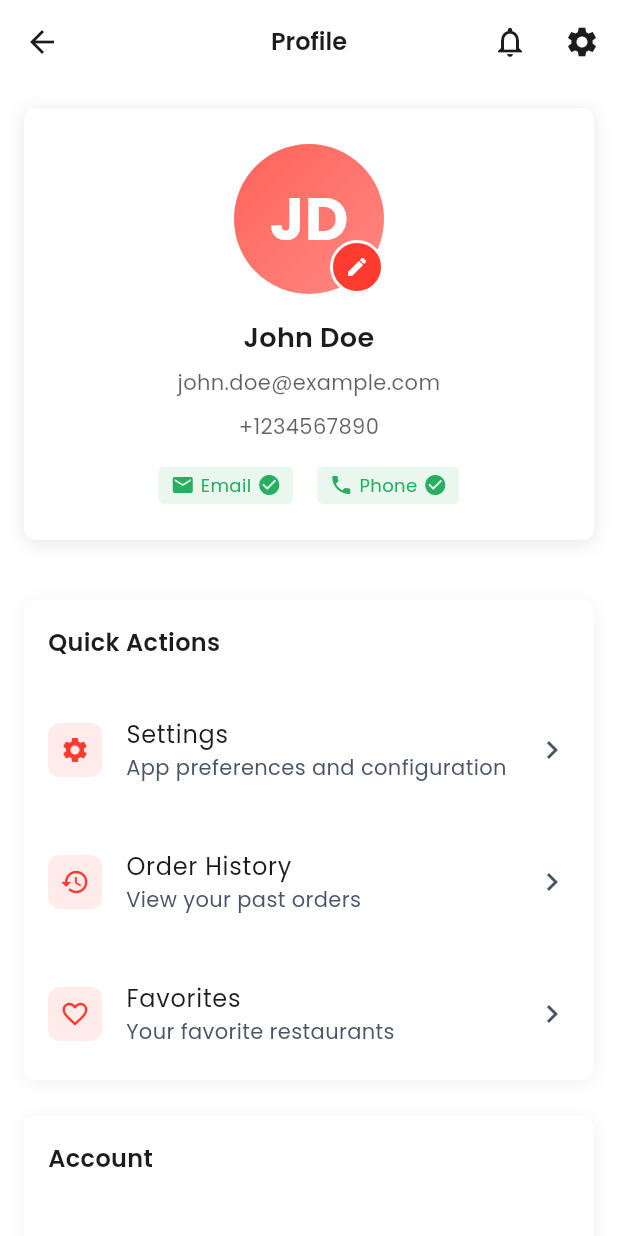
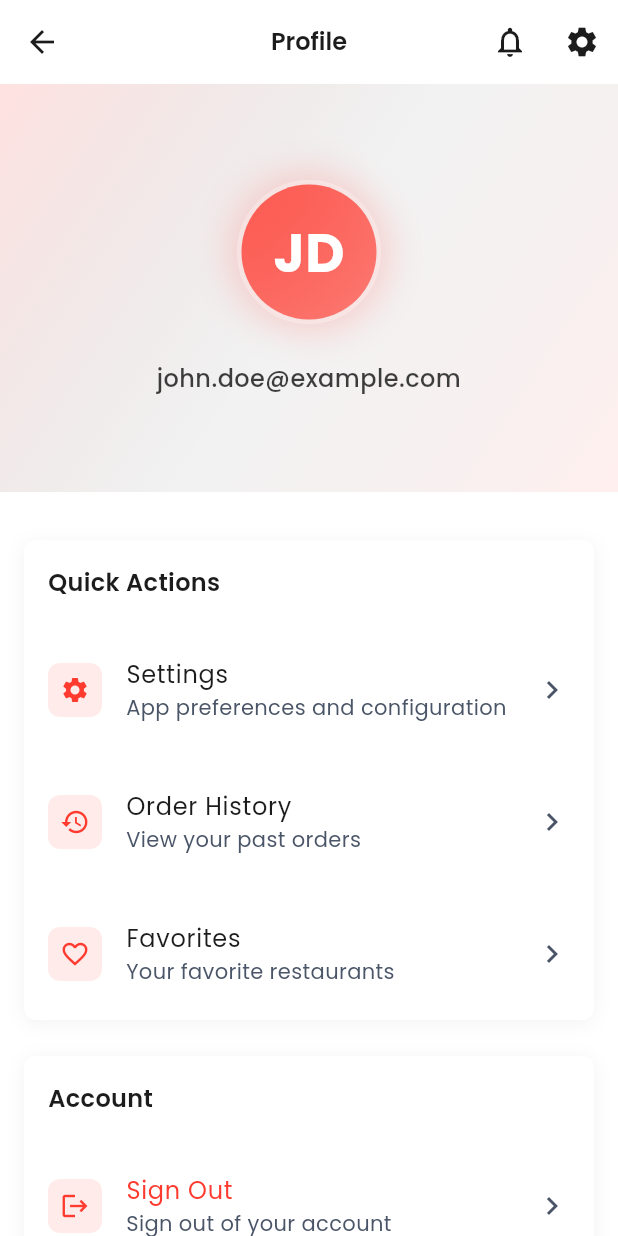
Before and after one commit to TArslan7/TAEatzMobile, a Flutter app: the ProfilePage screen opened directly, on a phone screen of 412 x 824 dp. Run offline on Flutter 3.47's test engine with Material 3 defaults, Android fonts, the phone set to English and light mode, and no system bars; our stand-ins replace cached_network_image, connectivity_plus, dartz, dio, equatable, firebase_core and 9 more; missing offline and left inert: flutter_stripe; accounts and stored records are empty; generated files the repository leaves out were written again; network calls fail.

Commit message:
feat: create minimal profile header with gradient background
- Added soft brand-colored gradient background (red and black)
- Simplified header to show only circular avatar and email
- Added subtle glow effect behind avatar
- Removed extra info for minimal, clean layout
- Updated spacing for better visual hierarchy

```diff
--- a/lib/features/profile/presentation/pages/profile_page.dart
+++ b/lib/features/profile/presentation/pages/profile_page.dart
@@ -119,12 +119,13 @@ class _ProfilePageState extends State<ProfilePage> {
               onRefresh: () async {
                 context.read<ProfileBloc>().add(const RefreshProfile());
               },
+              color: themeManager.primaryRed,
               child: SingleChildScrollView(
                 physics: const AlwaysScrollableScrollPhysics(),
                 child: Column(
                   children: [
                     ProfileHeader(user: state.user),
-                    const SizedBox(height: AppTheme.spacingL),
+                    const SizedBox(height: AppTheme.spacingXL),
 
                     // Quick Actions
                     ProfileSection(
--- a/lib/features/profile/presentation/widgets/profile_header.dart
+++ b/lib/features/profile/presentation/widgets/profile_header.dart
@@ -18,104 +18,79 @@ class ProfileHeader extends StatelessWidget {
     return Consumer<ThemeManager>(
       builder: (context, themeManager, child) {
         return Container(
-          margin: const EdgeInsets.all(AppTheme.spacingM),
-          padding: const EdgeInsets.all(AppTheme.spacingL),
+          width: double.infinity,
+          padding: const EdgeInsets.symmetric(
+            vertical: AppTheme.spacingXL * 2,
+            horizontal: AppTheme.spacingL,
+          ),
           decoration: BoxDecoration(
-            color: themeManager.cardColor,
-            borderRadius: BorderRadius.circular(AppTheme.radiusM),
-            boxShadow: [
-              BoxShadow(
-                color: themeManager.shadowColor,
-                blurRadius: 10,
-                offset: const Offset(0, 2),
-              ),
-            ],
+            gradient: LinearGradient(
+              begin: Alignment.topLeft,
+              end: Alignment.bottomRight,
+              colors: [
+                themeManager.primaryRed.withOpacity(0.15),
+                Colors.black.withOpacity(0.05),
+                themeManager.primaryRed.withOpacity(0.08),
+              ],
+              stops: const [0.0, 0.5, 1.0],
+            ),
           ),
           child: Column(
+            mainAxisAlignment: MainAxisAlignment.center,
             children: [
+              // Circular Avatar
               Stack(
+                alignment: Alignment.center,
                 children: [
+                  // Subtle glow effect behind avatar
+                  Container(
+                    width: 96,
+                    height: 96,
+                    decoration: BoxDecoration(
+                      shape: BoxShape.circle,
+                      boxShadow: [
+                        BoxShadow(
+                          color: themeManager.primaryRed.withOpacity(0.2),
+                          blurRadius: 20,
+                          spreadRadius: 5,
+                        ),
+                      ],
+                    ),
+                  ),
+                  // Avatar
                   GestureDetector(
                     onTap: () {
                       _showAvatarSelector(context, themeManager);
                     },
-                    child: AvatarWidget(
-                      avatarId: user.avatarId,
-                      size: 100,
-                      initials: user.initials,
-                    ),
-                  ),
-                  Positioned(
-                    bottom: 0,
-                    right: 0,
-                    child: GestureDetector(
-                      onTap: () {
-                        _showAvatarSelector(context, themeManager);
-                      },
-                      child: Container(
-                        padding: const EdgeInsets.all(8),
-                        decoration: BoxDecoration(
-                          color: themeManager.primaryRed,
-                          shape: BoxShape.circle,
-                          border: Border.all(
-                            color: themeManager.cardColor,
-                            width: 2,
-                          ),
+                    child: Container(
+                      decoration: BoxDecoration(
+                        shape: BoxShape.circle,
+                        border: Border.all(
+                          color: Colors.white.withOpacity(0.3),
+                          width: 3,
                         ),
-                        child: const Icon(
-                          Icons.edit,
-                          color: Colors.white,
-                          size: 16,
-                        ),
+                      ),
+                      child: AvatarWidget(
+                        avatarId: user.avatarId,
+                        size: 90,
+                        initials: user.initials,
                       ),
                     ),
                   ),
                 ],
               ),
-              const SizedBox(height: AppTheme.spacingM),
+
+              const SizedBox(height: AppTheme.spacingL),
+
+              // User Email
               Text(
-                user.fullName,
-                style: AppTheme.heading5.copyWith(
-                  color: themeManager.textColor,
+                user.email,
+                style: AppTheme.bodyLarge.copyWith(
+                  color: themeManager.textColor.withOpacity(0.85),
+                  fontWeight: FontWeight.w500,
+                  letterSpacing: 0.3,
                 ),
                 textAlign: TextAlign.center,
-              ),
-              const SizedBox(height: AppTheme.spacingS),
-              Text(
-                user.email,
-                style: AppTheme.bodyMedium.copyWith(
-                  color: themeManager.textColor.withOpacity(0.7),
-                ),
-                textAlign: TextAlign.center,
-              ),
-              if (user.phoneNumber != null) ...[
-                const SizedBox(height: AppTheme.spacingS),
-                Text(
-                  user.phoneNumber!,
-                  style: AppTheme.bodyMedium.copyWith(
-                    color: themeManager.textColor.withOpacity(0.7),
-                  ),
-                  textAlign: TextAlign.center,
-                ),
-              ],
-              const SizedBox(height: AppTheme.spacingM),
-              Row(
-                mainAxisAlignment: MainAxisAlignment.center,
-                children: [
-                  _buildVerificationBadge(
-                    icon: Icons.email,
-                    isVerified: user.isEmailVerified,
-                    label: 'Email',
-                    themeManager: themeManager,
-                  ),
-                  const SizedBox(width: AppTheme.spacingM),
-                  _buildVerificationBadge(
-                    icon: Icons.phone,
-                    isVerified: user.isPhoneVerified,
-                    label: 'Phone',
-                    themeManager: themeManager,
-                  ),
-                ],
               ),
             ],
           ),
@@ -141,47 +116,4 @@ class ProfileHeader extends StatelessWidget {
       ),
     );
   }
-
-  Widget _buildVerificationBadge({
-    required IconData icon,
-    required bool isVerified,
-    required String label,
-    required ThemeManager themeManager,
-  }) {
-    return Container(
-      padding: const EdgeInsets.symmetric(
-        horizontal: AppTheme.spacingS,
-        vertical: AppTheme.spacingXS,
-      ),
-      decoration: BoxDecoration(
-        color: isVerified
-            ? AppTheme.successColor.withOpacity(0.1)
-            : themeManager.textColor.withOpacity(0.1),
-        borderRadius: BorderRadius.circular(AppTheme.radiusS),
-      ),
-      child: Row(
-        mainAxisSize: MainAxisSize.min,
-        children: [
-          Icon(
-            icon,
-            size: 16,
-            color: isVerified ? AppTheme.successColor : themeManager.textColor.withOpacity(0.7),
-          ),
-          const SizedBox(width: 4),
-          Text(
-            label,
-            style: AppTheme.caption.copyWith(
-              color: isVerified ? AppTheme.successColor : themeManager.textColor.withOpacity(0.7),
-            ),
-          ),
-          const SizedBox(width: 4),
-          Icon(
-            isVerified ? Icons.check_circle : Icons.cancel,
-            size: 16,
-            color: isVerified ? AppTheme.successColor : themeManager.textColor.withOpacity(0.7),
-          ),
-        ],
-      ),
-    );
-  }
 }
```
Also changed, not shown: lib/features/checkout/presentation/bloc/checkout_event.dart (line endings or trailing spaces), lib/features/checkout/presentation/bloc/checkout_state.dart (line endings or trailing spaces), lib/features/orders/domain/usecases/update_order_status.dart (line endings or trailing spaces), lib/features/payment/data/repositories/payment_repository_impl.dart (line endings or trailing spaces), lib/features/payment/domain/repositories/payment_repository.dart (line endings or trailing spaces), lib/features/payment/domain/usecases/confirm_payment.dart (line endings or trailing spaces), lib/features/payment/domain/usecases/create_payment_intent.dart (line endings or trailing spaces).
